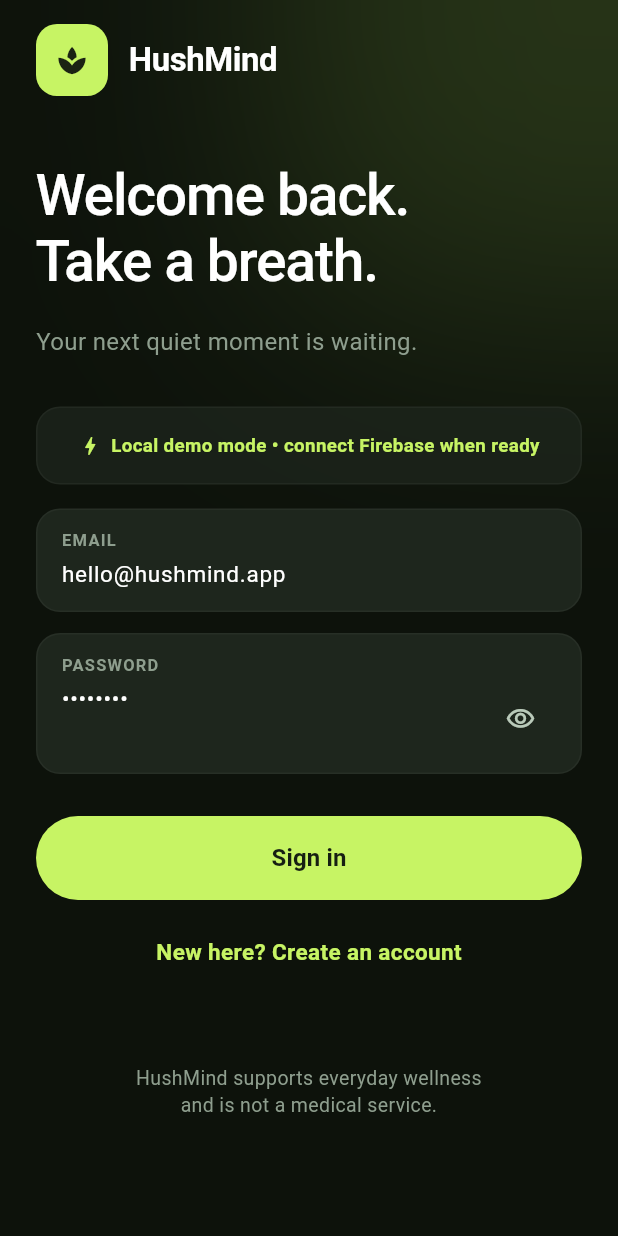
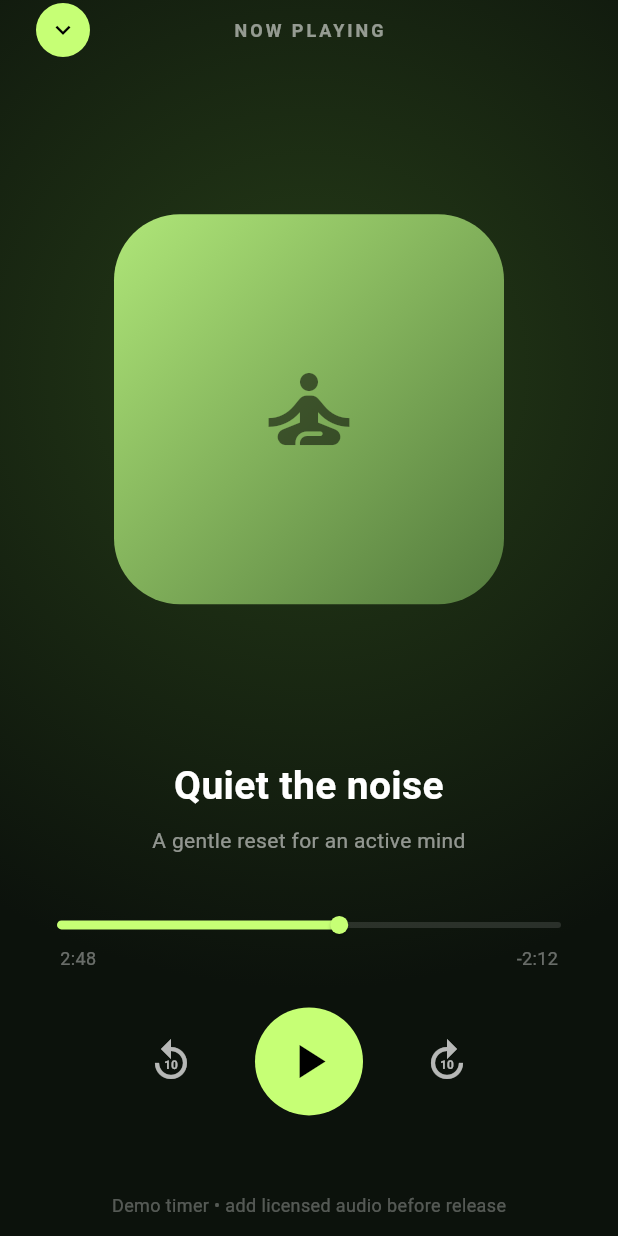
Before and after one commit to raiyan025/HushMind, a Flutter app: the screen it shows after launch, after a tap on "Sign in", on a phone screen of 412 x 824 dp. Run offline on Flutter 3.47's test engine with Material 3 defaults, Android fonts, the phone set to English and light mode, and no system bars.

Commit message:
meditation

```diff
--- a/lib/Member 1/login.dart
+++ b/lib/Member 1/login.dart
@@ -1,6 +1,7 @@
 import 'dart:ui';
 import 'package:flutter/material.dart';
 import 'package:flutter/services.dart';
+import 'meditation_session.dart';
 import 'registration.dart';
 
 class SignInScreen extends StatefulWidget {
@@ -162,14 +163,16 @@ class _SignInScreenState extends State<SignInScreen> {
                   _buildInputField(
                     label: 'EMAIL',
                     controller: _emailController,
+                    prefixIcon: Icons.alternate_email_rounded,
                     keyboardType: TextInputType.emailAddress,
                   ),
                   const SizedBox(height: 14),
 
                   // Password Input Field
                   _buildInputField(
-                    label: 'PASSWORD',
+                    label: 'Password',
                     controller: _passwordController,
+                    prefixIcon: Icons.lock_outline_rounded,
                     obscureText: _obscurePassword,
                     suffixIcon: IconButton(
                       icon: Icon(
@@ -194,7 +197,12 @@ class _SignInScreenState extends State<SignInScreen> {
                     height: 56,
                     child: ElevatedButton(
                       onPressed: () {
-                        // Handle sign in action
+                        Navigator.push(
+                          context,
+                          MaterialPageRoute(
+                            builder: (context) => const MeditationPlayerScreen(),
+                          ),
+                        );
                       },
                       style: ElevatedButton.styleFrom(
                         backgroundColor: primaryGreen,
@@ -264,13 +272,14 @@ class _SignInScreenState extends State<SignInScreen> {
   Widget _buildInputField({
     required String label,
     required TextEditingController controller,
+    required IconData prefixIcon,
     TextInputType keyboardType = TextInputType.text,
     bool obscureText = false,
     Widget? suffixIcon,
   }) {
     return Container(
       width: double.infinity,
-      padding: const EdgeInsets.symmetric(horizontal: 16, vertical: 12),
+      padding: const EdgeInsets.symmetric(horizontal: 16, vertical: 6),
       decoration: BoxDecoration(
         color: cardFill,
         borderRadius: BorderRadius.circular(16),
@@ -280,18 +289,27 @@ class _SignInScreenState extends State<SignInScreen> {
       ),
       child: Column(
         crossAxisAlignment: CrossAxisAlignment.start,
+        mainAxisSize: MainAxisSize.min,
         children: [
           Text(
             label,
             style: const TextStyle(
               color: textMuted,
-              fontSize: 11,
-              fontWeight: FontWeight.w700,
-              letterSpacing: 0.8,
+              fontSize: 10.5,
+              fontWeight: FontWeight.w500,
             ),
           ),
           const SizedBox(height: 4),
-          TextField(
+          Row(
+            children: [
+              Icon(
+                prefixIcon,
+                color: const Color(0xFFBACABA),
+                size: 20,
+              ),
+              const SizedBox(width: 12),
+              Expanded(
+                child: TextField(
                   controller: controller,
                   obscureText: obscureText,
                   keyboardType: keyboardType,
@@ -300,13 +318,17 @@ class _SignInScreenState extends State<SignInScreen> {
                     fontSize: 15,
                     fontWeight: FontWeight.w400,
                   ),
-            decoration: InputDecoration(
+                  decoration: const InputDecoration(
                     isDense: true,
-              contentPadding: EdgeInsets.zero,
+                    contentPadding: EdgeInsets.symmetric(vertical: 8),
                     border: InputBorder.none,
-              suffixIcon: suffixIcon,
                   ),
                 ),
+              ),
+              if (suffixIcon != null) suffixIcon,
+            ],
+          ),
+          const SizedBox(height: 4),
         ],
       ),
     );
--- a/lib/Member 1/meditation_session.dart
+++ b/lib/Member 1/meditation_session.dart
@@ -0,0 +1,247 @@
+import 'dart:async';
+import 'package:flutter/material.dart';
+
+class MeditationPlayerScreen extends StatefulWidget {
+  const MeditationPlayerScreen({super.key});
+
+  @override
+  State<MeditationPlayerScreen> createState() => _MeditationPlayerScreenState();
+}
+
+class _MeditationPlayerScreenState extends State<MeditationPlayerScreen> {
+  final Duration _totalDuration = const Duration(minutes: 5);
+  Duration _currentPosition = const Duration(minutes: 2, seconds: 48);
+
+  bool _isPlaying = false;
+  Timer? _timer;
+
+  @override
+  void dispose() {
+    _timer?.cancel();
+    super.dispose();
+  }
+
+  void _togglePlayPause() {
+    setState(() => _isPlaying = !_isPlaying);
+
+    if (_isPlaying) {
+      _timer = Timer.periodic(const Duration(seconds: 1), (timer) {
+        if (_currentPosition < _totalDuration) {
+          setState(() {
+            _currentPosition += const Duration(seconds: 1);
+          });
+        } else {
+          timer.cancel();
+          setState(() => _isPlaying = false);
+        }
+      });
+    } else {
+      _timer?.cancel();
+    }
+  }
+
+  void _seekBy(int seconds) {
+    final nextSeconds = (_currentPosition.inSeconds + seconds).clamp(0, _totalDuration.inSeconds);
+    setState(() {
+      _currentPosition = Duration(seconds: nextSeconds);
+    });
+  }
+
+  String _formatDuration(Duration d) {
+    final minutes = d.inMinutes.remainder(60).toString();
+    final seconds = d.inSeconds.remainder(60).toString().padLeft(2, '0');
+    return '$minutes:$seconds';
+  }
+
+  @override
+  Widget build(BuildContext context) {
+    const accentGreen = Color(0xFFC6FF75);
+    const darkBg = Color(0xFF0C120C);
+    final remainingDuration = _totalDuration - _currentPosition;
+
+    return Scaffold(
+      backgroundColor: darkBg,
+      body: Container(
+        decoration: const BoxDecoration(
+          gradient: RadialGradient(
+            center: Alignment(0, -0.4),
+            radius: 1.0,
+            colors: [Color(0xFF263D18), darkBg],
+          ),
+        ),
+        child: SafeArea(
+          child: Padding(
+            padding: const EdgeInsets.symmetric(horizontal: 24.0),
+            child: Column(
+              children: [
+                // Top Bar
+                SizedBox(
+                  height: 40,
+                  child: Stack(
+                    children: [
+                      Align(
+                        alignment: Alignment.centerLeft,
+                        child: _buildCircleIconButton(
+                          Icons.keyboard_arrow_down,
+                          () => Navigator.maybePop(context),
+                        ),
+                      ),
+                      const Center(
+                        child: Text(
+                          'NOW PLAYING',
+                          style: TextStyle(
+                            color: Colors.white54,
+                            fontSize: 12,
+                            letterSpacing: 2.0,
+                            fontWeight: FontWeight.w600,
+                          ),
+                        ),
+                      ),
+                    ],
+                  ),
+                ),
+                const Spacer(flex: 2),
+
+                // Artwork Card
+                Container(
+                  width: 260,
+                  height: 260,
+                  decoration: BoxDecoration(
+                    gradient: const LinearGradient(
+                      begin: Alignment.topLeft,
+                      end: Alignment.bottomRight,
+                      colors: [Color(0xFFAFE678), Color(0xFF537A3D)],
+                    ),
+                    borderRadius: BorderRadius.circular(44),
+                  ),
+                  child: Center(
+                    child: Icon(
+                      Icons.self_improvement,
+                      size: 72,
+                      color: Colors.black54,
+                    ),
+                  ),
+                ),
+                const Spacer(flex: 2),
+
+                // Titles
+                const Text(
+                  'Quiet the noise',
+                  textAlign: TextAlign.center,
+                  style: TextStyle(
+                    color: Colors.white,
+                    fontSize: 26,
+                    fontWeight: FontWeight.bold,
+                  ),
+                ),
+                const SizedBox(height: 8),
+                const Text(
+                  'A gentle reset for an active mind',
+                  textAlign: TextAlign.center,
+                  style: TextStyle(color: Colors.white54, fontSize: 14),
+                ),
+                const SizedBox(height: 32),
+
+                // Progress Bar
+                SliderTheme(
+                  data: SliderTheme.of(context).copyWith(
+                    trackHeight: 4,
+                    thumbShape: const RoundSliderThumbShape(enabledThumbRadius: 6),
+                    overlayShape: const RoundSliderOverlayShape(overlayRadius: 14),
+                    activeTrackColor: accentGreen,
+                    inactiveTrackColor: Colors.white12,
+                    thumbColor: accentGreen,
+                  ),
+                  child: Slider(
+                    value: _currentPosition.inSeconds.toDouble(),
+                    max: _totalDuration.inSeconds.toDouble(),
+                    onChanged: (val) {
+                      setState(() {
+                        _currentPosition = Duration(seconds: val.toInt());
+                      });
+                    },
+                  ),
+                ),
+                Padding(
+                  padding: const EdgeInsets.symmetric(horizontal: 16.0),
+                  child: Row(
+                    mainAxisAlignment: MainAxisAlignment.spaceBetween,
+                    children: [
+                      Text(
+                        _formatDuration(_currentPosition),
+                        style: const TextStyle(color: Colors.white38, fontSize: 12),
+                      ),
+                      Text(
+                        '-${_formatDuration(remainingDuration)}',
+                        style: const TextStyle(color: Colors.white38, fontSize: 12),
+                      ),
+                    ],
+                  ),
+                ),
+                const SizedBox(height: 24),
+
+                // Controls
+                Row(
+                  mainAxisAlignment: MainAxisAlignment.center,
+                  children: [
+                    IconButton(
+                      iconSize: 32,
+                      icon: const Icon(Icons.replay_10, color: Colors.white70),
+                      onPressed: () => _seekBy(-10),
+                    ),
+                    const SizedBox(width: 32),
+                    GestureDetector(
+                      onTap: _togglePlayPause,
+                      child: Container(
+                        width: 72,
+                        height: 72,
+                        decoration: const BoxDecoration(
+                          color: accentGreen,
+                          shape: BoxShape.circle,
+                        ),
+                        child: Icon(
+                          _isPlaying ? Icons.pause : Icons.play_arrow,
+                          color: Colors.black,
+                          size: 38,
+                        ),
+                      ),
+                    ),
+                    const SizedBox(width: 32),
+                    IconButton(
+                      iconSize: 32,
+                      icon: const Icon(Icons.forward_10, color: Colors.white70),
+                      onPressed: () => _seekBy(10),
+                    ),
+                  ],
+                ),
+                const Spacer(flex: 1),
+
+                // Demo Notice
+                const Text(
+                  'Demo timer • add licensed audio before release',
+                  style: TextStyle(color: Colors.white30, fontSize: 12),
+                ),
+                const SizedBox(height: 12),
+              ],
+            ),
+          ),
+        ),
+      ),
+    );
+  }
+
+  Widget _buildCircleIconButton(IconData icon, VoidCallback onTap, {Color iconColor = Colors.black}) {
+    return InkWell(
+      onTap: onTap,
+      borderRadius: BorderRadius.circular(20),
+      child: Container(
+        padding: const EdgeInsets.all(8),
+        decoration: const BoxDecoration(
+          color: Color(0xFFC6FF75),
+          shape: BoxShape.circle,
+        ),
+        child: Icon(icon, size: 20, color: iconColor),
+      ),
+    );
+  }
+}
```
Lines whose indentation alone changed are shown as unchanged.
